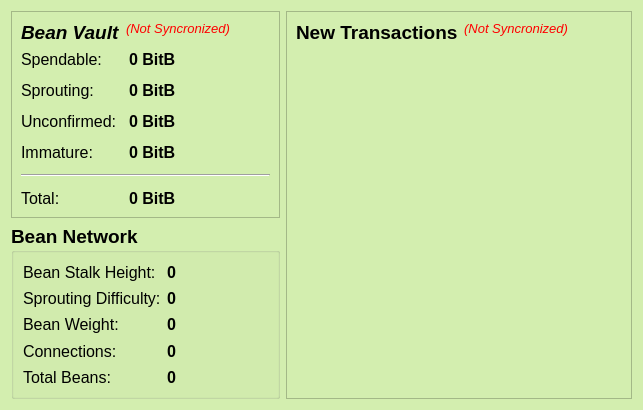
Qt form src/qt/forms/overviewpage.ui (teambean/BeanCash) before a commit.
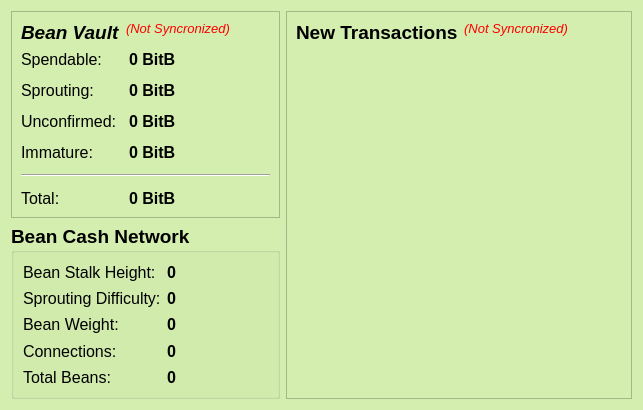
The same form after that commit.

Commit message: Bean Cash additional Re-brand changes

```diff
--- a/src/qt/forms/overviewpage.ui
+++ b/src/qt/forms/overviewpage.ui
@@ -533,7 +533,7 @@
         </font>
        </property>
        <property name="title">
-        <string>Bean Network</string>
+        <string>Bean Cash Network</string>
        </property>
        <layout class="QGridLayout" name="gridLayout">
         <item row="0" column="0">
```
Left out of the diff: 24 changed lines with no effect on the pictures. The commit also changes 208 other files.
